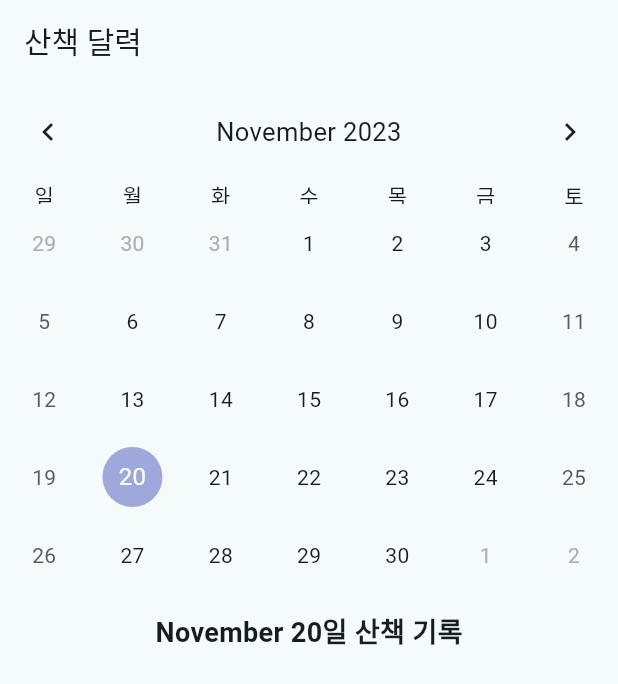
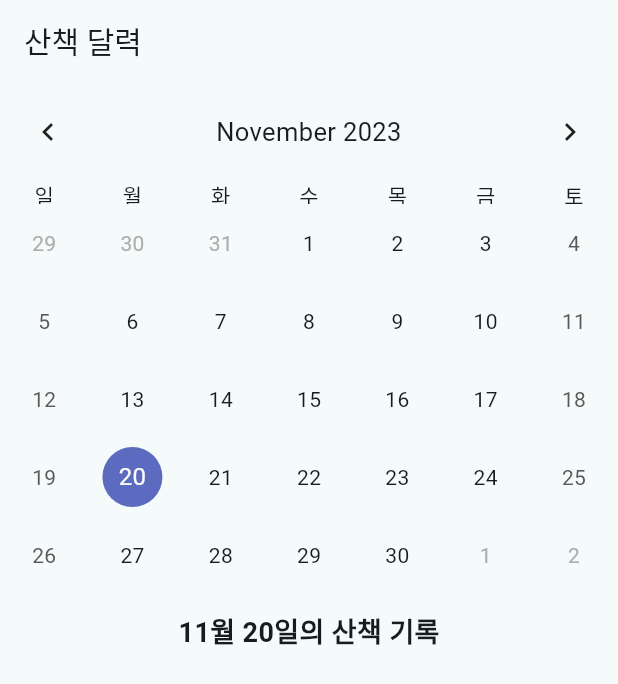
Before and after one commit to SangoProject/sangoapp, a Flutter app: the CalendarPage screen opened directly, on a phone screen of 412 x 824 dp. Shown: the top 684 px of the screen. Run offline on Flutter 3.47's test engine with Material 2 defaults, Android fonts, the phone set to English and light mode, and no system bars; drawn by our look-alikes of table_calendar; our stand-ins replace cloud_firestore, firebase_auth, firebase_core, firebase_database, fl_chart, geolocator and 3 more; missing offline and left inert: proj4dart; accounts and stored records are empty; Roboto replaces fonts that are missing (Pretendard).

Commit message:
날짜별로 기록 저장

```diff
--- a/lib/mainPage.dart
+++ b/lib/mainPage.dart
@@ -1,7 +1,7 @@
 import 'package:flutter/material.dart';
 
 import 'package:sangoproject/screens/homePage.dart';
-import 'package:sangoproject/screens/records/recordPage.dart';
+import 'package:sangoproject/screens/record/recordPage.dart';
 import 'package:sangoproject/screens/calendar/calendarPage.dart';
 import 'package:sangoproject/screens/settingPage.dart';
 
@@ -23,7 +23,7 @@ class _MainPage extends State<MainPage> {
             current_index = index;
           });
         },
-        items: [
+        items: const [
           BottomNavigationBarItem(
             icon: Icon(Icons.home),
             label: 'Home',
--- a/lib/screens/calendar/calendarData.dart
+++ b/lib/screens/calendar/calendarData.dart
@@ -1,39 +1,34 @@
 import 'package:flutter/material.dart';
 import 'package:cloud_firestore/cloud_firestore.dart';
+import 'package:intl/intl.dart';
 
 class CalendarData extends StatelessWidget {
-  const CalendarData(DateTime focusedDay, {Key? key}) : super(key: key);
+  final DateTime selectedDate;
+
+  const CalendarData(this.selectedDate, {Key? key}) : super(key: key);
 
   @override
   Widget build(BuildContext context) {
-    final bannerheight = MediaQuery
-        .of(context)
-        .size
-        .height;
-    final bannerwidth = MediaQuery
-        .of(context)
-        .size
-        .width;
+    final bannerwidth = MediaQuery.of(context).size.width;
 
     return Expanded(
       child: StreamBuilder<QuerySnapshot>(
-            stream: FirebaseFirestore.instance.collection('records')
-                .snapshots(),
+        stream: fetchRecordData(selectedDate),
         builder: (context, snapshot) {
           if (!snapshot.hasData) {
             return CircularProgressIndicator();
           }
 
           // Firestore에서 불러온 데이터를 리스트로 변환
-              List<DocumentSnapshot> records = snapshot.data!.docs;
+          List<DocumentSnapshot> list = snapshot.data!.docs;
 
           return ListView.builder(
             scrollDirection: Axis.vertical,
-                  itemCount: records.length,
+            itemCount: list.length,
             itemBuilder: (context, index) {
               // 각각의 레코드에서 필요한 데이터 추출
-                    String distance = records[index]['distance'];
-                    String time = records[index]['time'];
+              String distance = list[index]['distance'];
+              String time = list[index]['time'];
 
               return Container(
                 width: bannerwidth,
@@ -43,10 +38,10 @@ class CalendarData extends StatelessWidget {
                   borderRadius: BorderRadius.circular(8),
                   boxShadow: [
                     BoxShadow(
-                            color: Colors.grey.withOpacity(0.5), // 그림자 색상 및 투명도
-                            spreadRadius: 2, // 그림자 확장 범위
-                            blurRadius: 5, // 그림자 흐림 범위
-                            offset: Offset(0, 3), // 그림자 위치 (x, y)
+                      color: Colors.grey.withOpacity(0.5),
+                      spreadRadius: 2,
+                      blurRadius: 5,
+                      offset: Offset(0, 3),
                     ),
                   ],
                 ),
@@ -56,10 +51,10 @@ class CalendarData extends StatelessWidget {
                   child: Column(
                     children: [
                       Text(
-                              '${index+1}번째 기록',
+                        '${index + 1}번째 기록',
                         style: TextStyle(
                           color: Colors.black,
-                                fontWeight: FontWeight.bold
+                          fontWeight: FontWeight.bold,
                         ),
                       ),
                       Text(
@@ -72,10 +67,20 @@ class CalendarData extends StatelessWidget {
                   ),
                 ),
               );
-                  }
+            },
+          );
+        },
+      ),
     );
   }
-        )
-    );
+
+  Stream<QuerySnapshot> fetchRecordData(DateTime selectedDate) {
+    FirebaseFirestore _firestore = FirebaseFirestore.instance;
+
+    // selectedDate를 yyyy-MM-dd 형태의 문자열로 변환
+    String formattedDate = DateFormat("yyyy-MM-dd").format(selectedDate);
+
+    // records 컬렉션에서 해당 날짜의 문서 가져오기
+    return _firestore.collection("records").doc(formattedDate).collection("list").snapshots();
   }
 }
--- a/lib/screens/calendar/calendarPage.dart
+++ b/lib/screens/calendar/calendarPage.dart
@@ -20,12 +20,12 @@ class CalendarPage extends StatefulWidget{
 class _CalendarPageState extends State<CalendarPage>{
   CalendarFormat _calendarFormat = CalendarFormat.month;
   DateTime _focusedDay = DateTime.now();
-  DateTime? _selectedDay;
+  DateTime _selectedDay = DateTime.now();
   List<String> days = ['_', '월', '화', '수', '목', '금', '토', '일'];
 
   @override
   Widget build(BuildContext context){
-    String formattedDate = DateFormat.MMMMd('en_US').format(_focusedDay);
+    String titleDate = DateFormat("MM월 dd일").format(_selectedDay);
 
     return WillPopScope(
       onWillPop: () async {
@@ -64,6 +64,7 @@ class _CalendarPageState extends State<CalendarPage>{
                     _selectedDay = selectedDay;
                     _focusedDay = focusedDay;
                   });
+                  print('$_selectedDay');
                 }
               },
               onFormatChanged: (format) {
@@ -75,7 +76,6 @@ class _CalendarPageState extends State<CalendarPage>{
                 }
               },
               onPageChanged: (focusedDay) {
-                // No need to call `setState()` here
                 _focusedDay = focusedDay;
               },
               calendarBuilders: CalendarBuilders(
@@ -88,11 +88,11 @@ class _CalendarPageState extends State<CalendarPage>{
             Padding(
               padding: const EdgeInsets.fromLTRB(12, 12, 12, 8),
               child: Text(
-                '$formattedDate일 산책 기록',
+                '$titleDate의 산책 기록',
                 style: TextStyle(fontSize: 18, fontWeight: FontWeight.bold),
               ),
             ),
-            CalendarData(_focusedDay),
+            CalendarData(_selectedDay),
           ],
         ),
       ),
```
Also changed, not shown: lib/screens/homePage.dart (+50 -51 lines), lib/screens/record/popDialog.dart (added, +62 -0 lines), lib/screens/record/recordPage.dart (renamed from lib/screens/records/recordPage.dart, +16 -2 lines), lib/screens/record/recordedData.dart (added, +35 -0 lines), lib/screens/records/popDialog.dart (deleted, +0 -35 lines), lib/screens/records/recordedData.dart (deleted, +0 -12 lines). Lines whose indentation alone changed are shown as unchanged.
